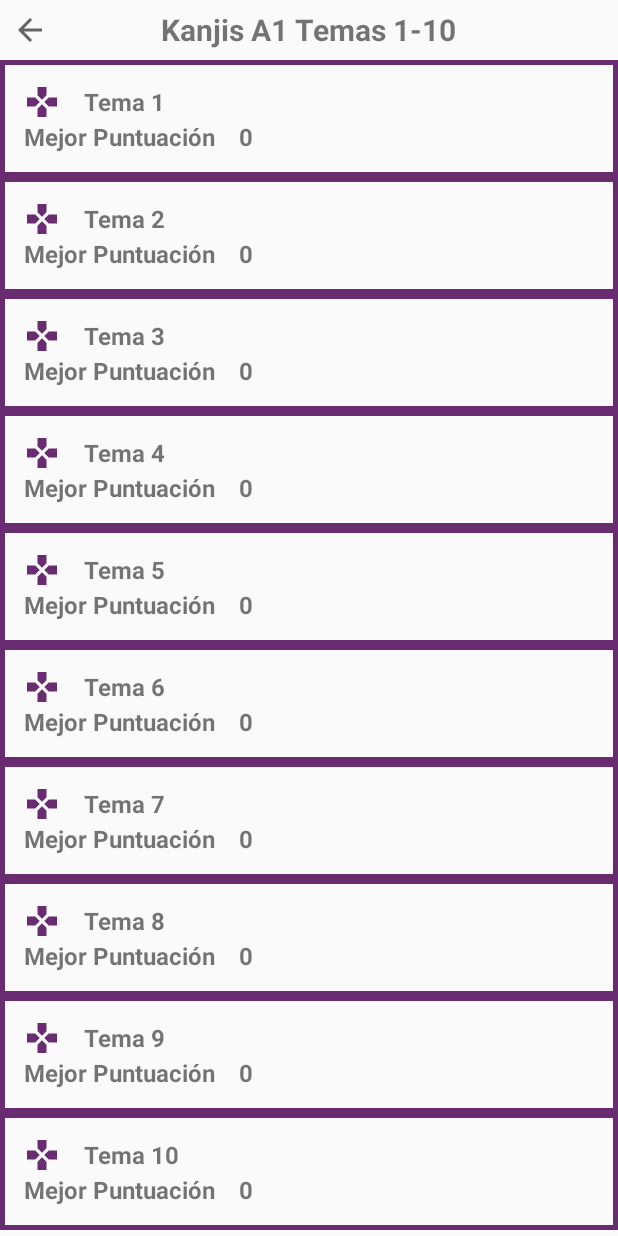
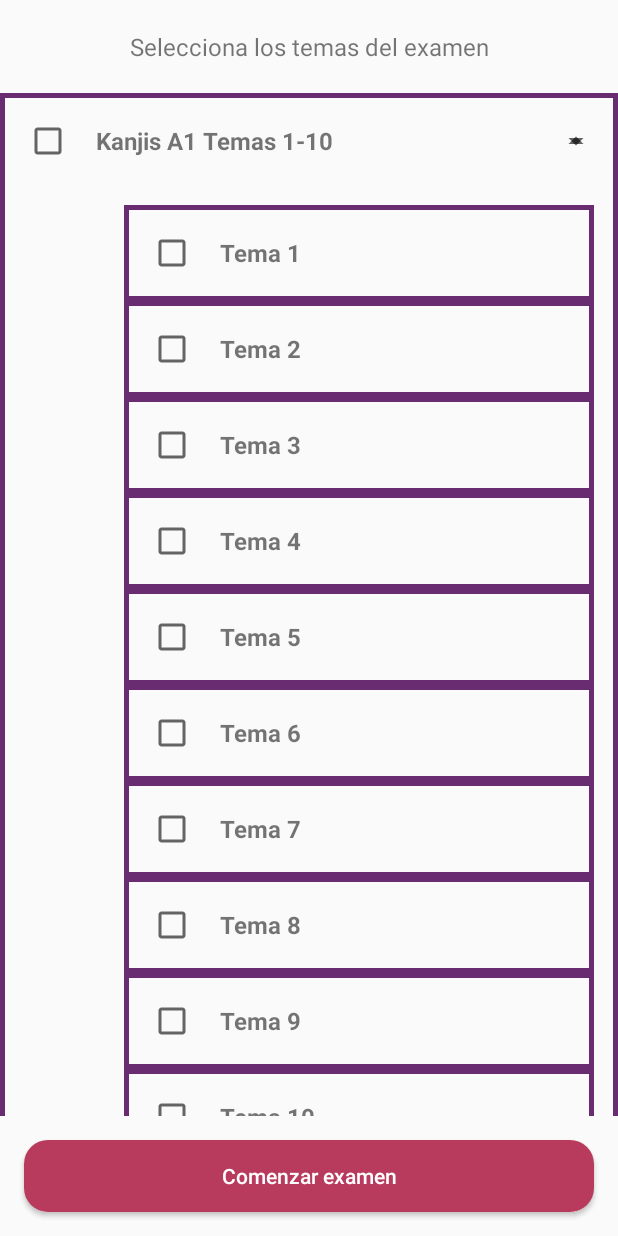
Before and after one commit to ManuSenpai/Nihongo, an Android app: the screen it shows after launch (MainActivity), after a tap on "Kanjis A1 Temas 1-10", on a phone screen of 412 x 824 dp. Run offline under Robolectric (Android 15) with nearby library versions, the phone set to English and light mode, and no system bars; 1 other tap on this screen came first.

Commit message:
Added Unit selection for exam screen

```diff
--- a/app/src/main/java/saptools/mgavilan/nihongo/MainActivity.kt
+++ b/app/src/main/java/saptools/mgavilan/nihongo/MainActivity.kt
@@ -58,6 +58,12 @@ class MainActivity : AppCompatActivity() {
                 fragment = HomeFragment()
                 fragmentCalling(this, supportFragmentManager)
             }
+            else -> {
+                currentUnit = -1
+                currentYear = -1
+                fragment = HomeFragment()
+                fragmentCalling(this, supportFragmentManager)
+            }
         }
     }
 }
--- a/app/src/main/java/saptools/mgavilan/nihongo/fragments/HomeFragment.kt
+++ b/app/src/main/java/saptools/mgavilan/nihongo/fragments/HomeFragment.kt
@@ -67,6 +67,11 @@ class HomeFragment : Fragment() {
             MainActivity.currentUnit = currentUnit
             Utils.storeSharedValue(activity!!, "kanji", "kanji", "0")
             Utils.fragmentCalling(activity!!, fragmentManager!!, KanjiSummaryFragment())
+        }
+
+        rootView!!.exam_button.setOnClickListener {
+            MainActivity.fragment = ExamGroupSelectorFragment()
+            Utils.fragmentCalling(activity!!, fragmentManager!!, ExamGroupSelectorFragment())
         }
 
         rootView!!.summary_button.setOnClickListener {
--- /dev/null
+++ b/app/src/main/res/drawable/ic_drop_down.xml
@@ -0,0 +1,10 @@
+<vector xmlns:android="http://schemas.android.com/apk/res/android"
+    android:width="24dp"
+    android:height="24dp"
+    android:viewportWidth="24"
+    android:viewportHeight="24"
+    android:tint="?attr/colorControlNormal">
+  <path
+      android:fillColor="@android:color/white"
+      android:pathData="M7,10l5,5 5,-5z"/>
+</vector>
--- /dev/null
+++ b/app/src/main/res/drawable/ic_drop_up.xml
@@ -0,0 +1,10 @@
+<vector xmlns:android="http://schemas.android.com/apk/res/android"
+    android:width="24dp"
+    android:height="24dp"
+    android:viewportWidth="24"
+    android:viewportHeight="24"
+    android:tint="?attr/colorControlNormal">
+  <path
+      android:fillColor="@android:color/white"
+      android:pathData="M7,14l5,-5 5,5z"/>
+</vector>
--- /dev/null
+++ b/app/src/main/res/layout/exam_selectable_group.xml
@@ -0,0 +1,42 @@
+<?xml version="1.0" encoding="utf-8"?>
+<LinearLayout xmlns:android="http://schemas.android.com/apk/res/android"
+    android:layout_height="wrap_content"
+    android:layout_width="match_parent"
+    xmlns:app="http://schemas.android.com/apk/res-auto"
+    xmlns:tools="http://schemas.android.com/tools"
+    android:orientation="vertical"
+    android:padding="16dp"
+    android:id="@+id/selectable_group"
+    android:background="@drawable/section_element">
+
+    <LinearLayout
+        android:layout_width="match_parent"
+        android:layout_height="wrap_content"
+        android:orientation="horizontal">
+
+    <CheckBox
+        android:layout_width="wrap_content"
+        android:layout_height="wrap_content"
+        android:id="@+id/check"/>
+
+    <TextView
+        android:id="@+id/title"
+        android:layout_width="match_parent"
+        android:layout_height="wrap_content"
+        android:layout_weight="1"
+        android:text="TITLE"
+        android:textStyle="bold"
+        android:paddingStart="16dp"
+        android:textSize="16sp"
+        android:layout_gravity="center"/>
+
+    <ImageView
+        android:id="@+id/drop_icon"
+        android:layout_width="wrap_content"
+        android:layout_height="wrap_content"
+        android:layout_gravity="center"
+        android:src="@drawable/ic_drop_down"
+        android:visibility="gone"/>
+    </LinearLayout>
+
+</LinearLayout>
--- /dev/null
+++ b/app/src/main/res/layout/fragment_exam_select_units.xml
@@ -0,0 +1,41 @@
+<?xml version="1.0" encoding="utf-8"?>
+<LinearLayout xmlns:android="http://schemas.android.com/apk/res/android"
+    android:layout_width="match_parent"
+    android:layout_height="match_parent"
+    xmlns:tools="http://schemas.android.com/tools"
+    android:orientation="vertical">
+
+    <TextView
+        android:layout_width="match_parent"
+        android:layout_height="wrap_content"
+        android:text="Selecciona los temas del examen"
+        android:padding="20dp"
+        android:textSize="16dp"
+        android:textAlignment="center"/>
+
+    <androidx.recyclerview.widget.RecyclerView
+        android:id="@+id/unit_display_LL"
+        android:layout_width="match_parent"
+        android:layout_height="match_parent"
+        android:layout_weight="1"
+        tools:listitem="@layout/exam_selectable_group"
+        android:orientation="vertical"/>
+
+    <LinearLayout
+        android:layout_width="match_parent"
+        android:layout_height="wrap_content"
+        android:orientation="vertical">
+        <Button
+            android:id="@+id/study_unit_btn"
+            android:layout_width="match_parent"
+            android:layout_height="wrap_content"
+            android:background="@drawable/action_button"
+            android:layout_margin="16dp"
+            android:padding="8dp"
+            android:textAllCaps="false"
+            android:textColor="@android:color/white"
+            android:text="Comenzar examen"/>
+    </LinearLayout>
+
+
+</LinearLayout>
```
Also changed, not shown: app/src/main/java/saptools/mgavilan/nihongo/fragments/ExamGroupSelectorFragment.kt (added, +39 -0 lines), app/src/main/java/saptools/mgavilan/nihongo/fragments/adapters/ExamSelectableGroupAdapter.kt (added, +94 -0 lines).
